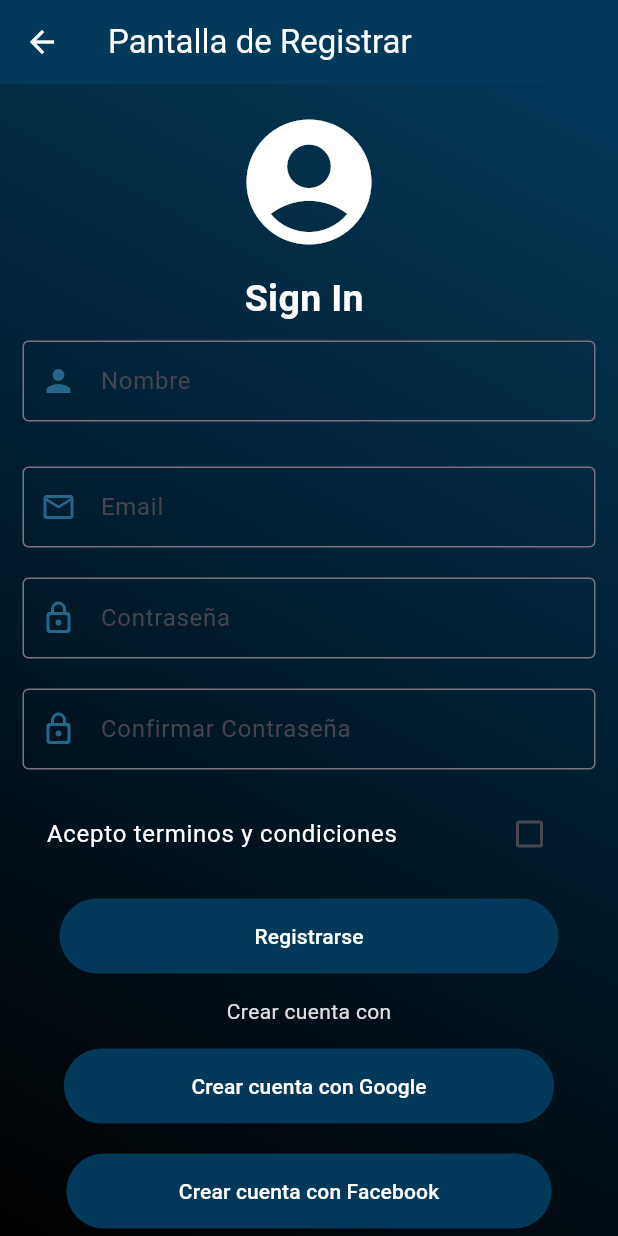
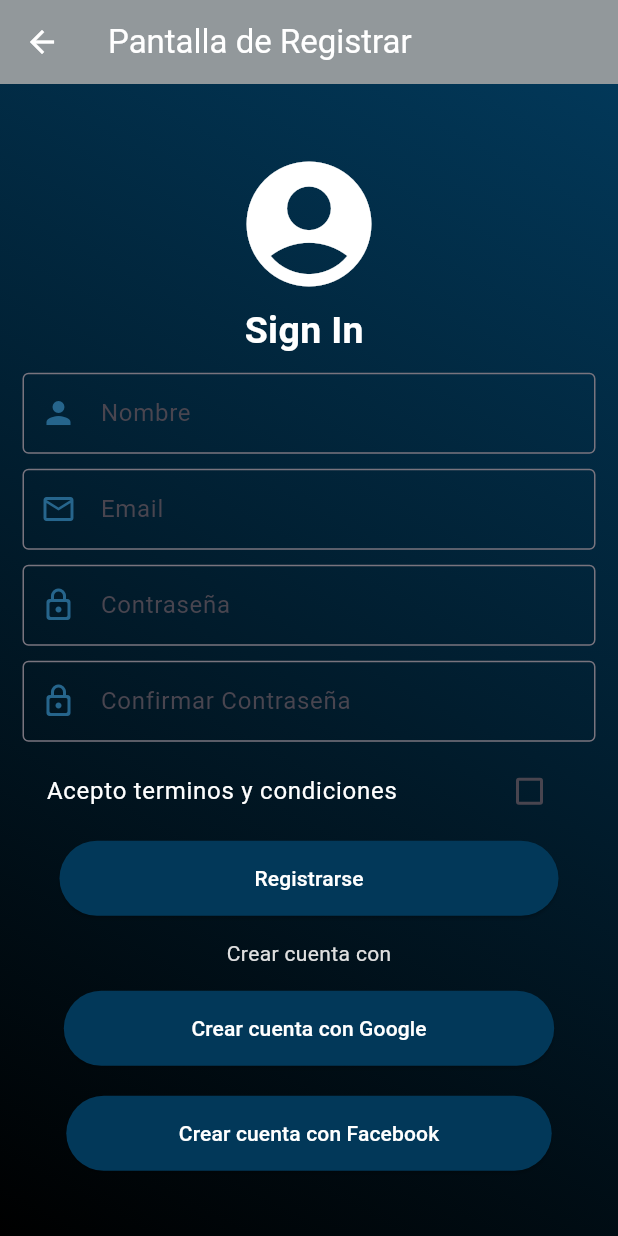
Before and after one commit to Bolivar-Tech-Systems/Sistema-de-reservas, a Flutter app: the PantallaRegistrar screen opened directly, after a tap on "Registrarse", on a phone screen of 412 x 824 dp. Run offline on Flutter 3.47's test engine with Material 3 defaults, Android fonts, the phone set to English and light mode, and no system bars; network calls fail.

```diff
--- a/lib/main.dart
+++ b/lib/main.dart
@@ -1,7 +1,8 @@
 import 'package:flutter/material.dart';
+import 'package:sistema_de_reservas/screens/home.dart';
+import 'package:sistema_de_reservas/screens/pantalla_registrar.dart';
 //import 'package:sistema_de_reservas/screens/pantalla_login.dart';
-//import 'screens/pantalla_login.dart';
-import 'screens/pantalla_registrar.dart';
+import 'screens/pantalla_login.dart';
 
 void main() {
   runApp(const MainApp());
--- a/lib/screens/pantalla_registrar.dart
+++ b/lib/screens/pantalla_registrar.dart
@@ -17,12 +17,17 @@ class _PantallaRegistrarState extends State<PantallaRegistrar> {
   final textController = TextEditingController();
   final passwordController = TextEditingController();
   final passwordConfirmController = TextEditingController();
-  Future <Response>? response;
+  Future<Response>? response;
   void onRegistrarPressed() {
     // Acción al presionar el botón de inicio de sesión
-    String body = jsonEncode({'name': textController.text, 'email': textControllerEmail.text, 'password': passwordController.text, 'password_confirmation': passwordConfirmController.text});
-    Map<String, String> headers = { 'Content-Type': 'application/json' };
-    response = post(Uri.parse(url), body: body, headers: headers );
+    String body = jsonEncode({
+      'name': textController.text,
+      'email': textControllerEmail.text,
+      'password': passwordController.text,
+      'password_confirmation': passwordConfirmController.text,
+    });
+    Map<String, String> headers = {'Content-Type': 'application/json'};
+    response = post(Uri.parse(url), body: body, headers: headers);
   }
 
   @override
@@ -31,7 +36,7 @@ class _PantallaRegistrarState extends State<PantallaRegistrar> {
       appBar: AppBar(
         title: const Text("Pantalla de Registrar"),
         foregroundColor: Colors.white,
-        backgroundColor: const Color.fromRGBO(2, 56, 89, 1),
+        backgroundColor: const Color.fromARGB(255, 146, 152, 155),
       ),
       body: Container(
         width: double.infinity,
@@ -45,10 +50,15 @@ class _PantallaRegistrarState extends State<PantallaRegistrar> {
         ),
         alignment: Alignment.center,
         padding: EdgeInsets.all(15),
+        child: SingleChildScrollView(
           child: Column(
             children: [
-            Icon(Icons.account_circle_rounded, size: 100, color: Colors.white),
-            SizedBox(height: 10),
+              Icon(
+                Icons.account_circle_rounded,
+                size: 100,
+                color: Colors.white,
+              ),
+              SizedBox(height: 3),
               Text(
                 "Sign In ",
                 style: TextStyle(
@@ -70,7 +80,7 @@ class _PantallaRegistrarState extends State<PantallaRegistrar> {
                   contentPadding: EdgeInsets.all(15),
                 ),
               ),
-            SizedBox(height: 30),
+              SizedBox(height: 10),
               TextField(
                 controller: textControllerEmail,
                 decoration: InputDecoration(
@@ -83,7 +93,7 @@ class _PantallaRegistrarState extends State<PantallaRegistrar> {
                   contentPadding: EdgeInsets.all(15),
                 ),
               ),
-            SizedBox(height: 20),
+              SizedBox(height: 10),
               TextField(
                 controller: passwordController,
                 decoration: InputDecoration(
@@ -96,7 +106,7 @@ class _PantallaRegistrarState extends State<PantallaRegistrar> {
                   contentPadding: EdgeInsets.all(15),
                 ),
               ),
-            SizedBox(height: 20),
+              SizedBox(height: 10),
               TextField(
                 controller: passwordConfirmController,
                 decoration: InputDecoration(
@@ -109,7 +119,7 @@ class _PantallaRegistrarState extends State<PantallaRegistrar> {
                   contentPadding: EdgeInsets.all(15),
                 ),
               ),
-            SizedBox(height: 15),
+              SizedBox(height: 5),
               CheckboxListTile(
                 value: _isChecked,
                 title: Text(
@@ -122,7 +132,7 @@ class _PantallaRegistrarState extends State<PantallaRegistrar> {
                   });
                 },
               ),
-            SizedBox(height: 15),
+              SizedBox(height: 5),
               ElevatedButton(
                 onPressed: () {
                   // Acción al presionar el botón de inicio de sesión
@@ -176,6 +186,7 @@ class _PantallaRegistrarState extends State<PantallaRegistrar> {
             ],
           ),
         ),
+      ),
     );
   }
 }
```
Also changed, not shown: lib/screens/home.dart (added, +121 -0 lines), lib/screens/pantalla_login.dart (+71 -33 lines), 1 other file. Lines whose indentation alone changed are shown as unchanged.
